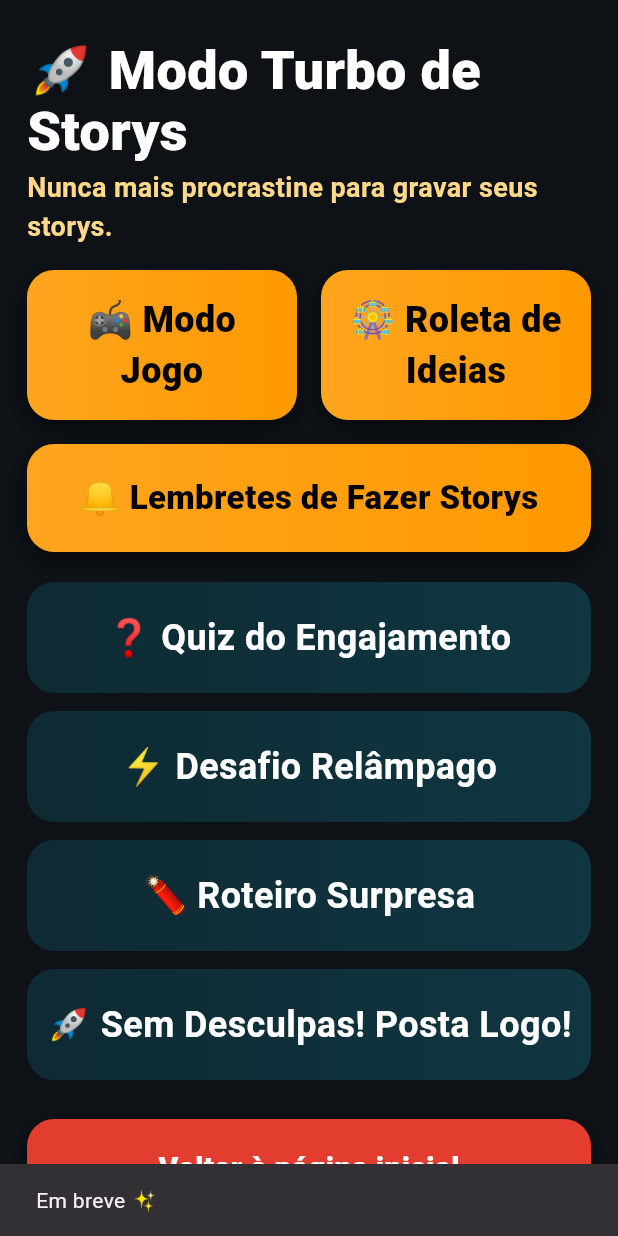
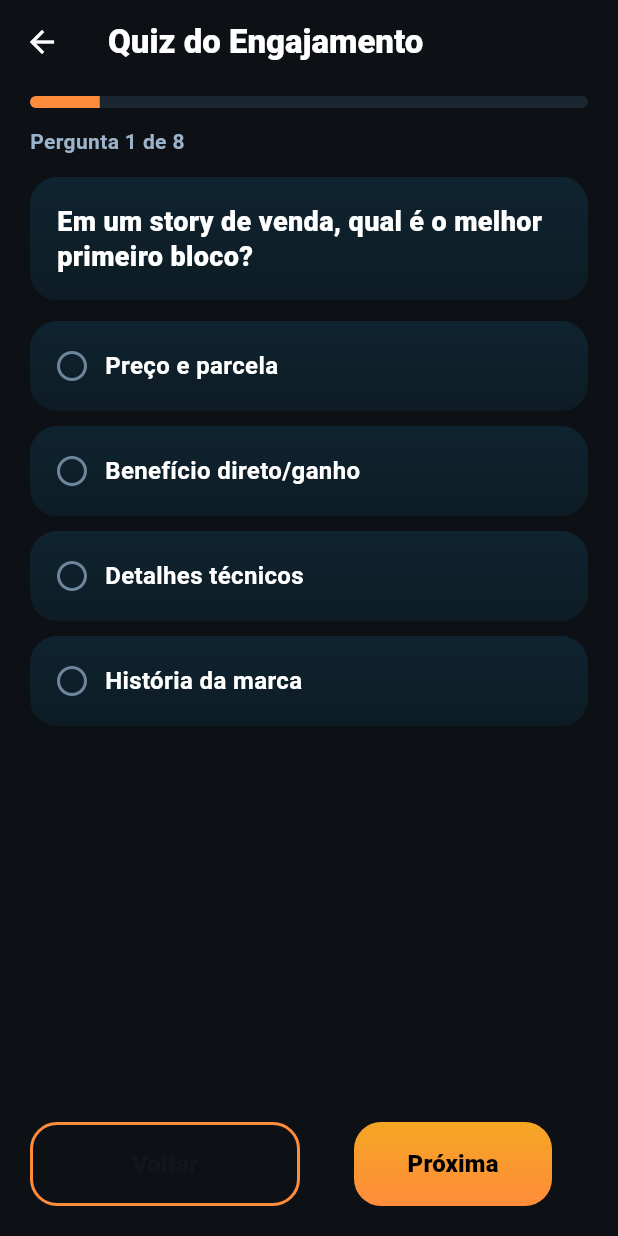
Before and after one commit to rx4digital/story_app_ios, a Flutter app: the ModoStoryFullPage screen opened directly, after a tap on "❓ Quiz do Engajamento", on a phone screen of 412 x 824 dp. Run offline on Flutter 3.47's test engine with Material 3 defaults, Android fonts, the light colour scheme and no system bars; our stand-ins replace audioplayers, google_generative_ai.

Commit message:
correção Piano + Quiz

```diff
--- /dev/null
+++ b/lib/data/quiz_engajamento_questions.dart
@@ -0,0 +1,96 @@
+// lib/data/quiz_engajamento_questions.dart
+
+class QuizQuestion {
+  final String text;
+  final List<String> options;
+  final int correctIndex;
+
+  const QuizQuestion({
+    required this.text,
+    required this.options,
+    required this.correctIndex,
+  });
+}
+
+const List<QuizQuestion> quizEngajamentoQuestions = [
+  QuizQuestion(
+    text: 'Qual formato costuma performar melhor para ensinar algo?',
+    options: [
+      'Passo a passo visual (1-2-3) + exemplos',
+      'Texto corrido sem exemplos',
+      'Somente áudio',
+      'Apenas um print sem contexto',
+    ],
+    correctIndex: 0,
+  ),
+  QuizQuestion(
+    text: 'Em um story de venda, qual é o melhor primeiro bloco?',
+    options: [
+      'Preço e parcela',
+      'Benefício direto/ganho',
+      'Detalhes técnicos',
+      'História da marca',
+    ],
+    correctIndex: 1,
+  ),
+  QuizQuestion(
+    text: 'Para aumentar retenção, o que ajuda mais?',
+    options: [
+      'Textão com muitos parágrafos',
+      'Música aleatória alta',
+      'Gancho forte nos 3 primeiros segundos',
+      'Muitos filtros diferentes',
+    ],
+    correctIndex: 2,
+  ),
+  QuizQuestion(
+    text: 'O CTA mais claro geralmente é…',
+    options: [
+      'Verde claro com verbo no imperativo',
+      'Texto escondido no canto',
+      'Apenas um emoji 👀',
+      'Link sem contexto',
+    ],
+    correctIndex: 0,
+  ),
+  QuizQuestion(
+    text: 'Para gerar prova social rápida nos stories:',
+    options: [
+      'Print de feedbacks + números',
+      'Explicar todo o produto',
+      'Usar apenas fotos bonitas',
+      'Nunca mostrar resultados',
+    ],
+    correctIndex: 0,
+  ),
+  QuizQuestion(
+    text: 'Frequência ideal para teste A/B nos stories:',
+    options: [
+      '1-2 vezes por semana',
+      '1 vez por ano',
+      'Todo story precisa A/B',
+      'Nunca testar',
+    ],
+    correctIndex: 0,
+  ),
+  QuizQuestion(
+    text: 'Um bom “gancho” tem…',
+    options: [
+      'Conflito/curiosidade específicos',
+      'Frases genéricas',
+      'Só emojis',
+      'Textão de 10 linhas',
+    ],
+    correctIndex: 0,
+  ),
+  QuizQuestion(
+    text: 'Para ensinar em 3 passos, a ordem é:',
+    options: [
+      'Problema → Processo → Prova/Resultado',
+      'Resultado → Problema → Processo',
+      'Processo → Resultado → Qualquer coisa',
+      'Qualquer ordem',
+    ],
+    correctIndex: 0,
+  ),
+];
--- a/lib/dica_musical_page.dart
+++ b/lib/dica_musical_page.dart
@@ -41,13 +41,13 @@ class _DicaMusicalPageState extends State<DicaMusicalPage> {
   // Exemplo esperado:
   // assets/audio/piano/c.mp3, d.mp3, e.mp3, ...
   final Map<String, String> _noteToAsset = const {
-    'C': 'audio/piano/c.mp3',
-    'D': 'audio/piano/d.mp3',
-    'E': 'audio/piano/e.mp3',
-    'F': 'audio/piano/f.mp3',
-    'G': 'audio/piano/g.mp3',
-    'A': 'audio/piano/a.mp3',
-    'B': 'audio/piano/b.mp3',
+    'C': 'audio/piano/C.mp3',
+    'D': 'audio/piano/D.mp3',
+    'E': 'audio/piano/E.mp3',
+    'F': 'audio/piano/F.mp3',
+    'G': 'audio/piano/G.mp3',
+    'A': 'audio/piano/A3.mp3',
+    'B': 'audio/piano/B3.mp3',
     'Chigh': 'audio/piano/chigh.mp3',
     // sustenidos
     'Csus': 'audio/piano/CSus.mp3',
--- a/lib/modo_story_full_page.dart
+++ b/lib/modo_story_full_page.dart
@@ -5,11 +5,12 @@ import 'package:flutter/material.dart';
 // Telas
 import 'dica_musical_page.dart';
 import 'roleta_storys_page.dart';
+import 'quiz_engajamento_page.dart'; // <--- ADICIONADO AQUI
 
 // Dicas (cada arquivo exporta uma lista específica)
-import 'data/tips/story_full/desafio_relampago_tips.dart' as d33; // d33.desafio3x3Tips
-import 'data/tips/story_full/roteiro_surpresa_tips.dart' as rad; // rad.roteiroAutodestruiTips
-import 'data/tips/story_full/story_sem_desculpa_tips.dart' as ssd; // ssd.storySemDesculpaTips
+import 'data/tips/story_full/desafio_relampago_tips.dart' as d33;
+import 'data/tips/story_full/roteiro_surpresa_tips.dart' as rad;
+import 'data/tips/story_full/story_sem_desculpa_tips.dart' as ssd;
 
 class ModoStoryFullPage extends StatelessWidget {
   const ModoStoryFullPage({super.key});
@@ -21,7 +22,7 @@ class ModoStoryFullPage extends StatelessWidget {
   static const _blueB = Color(0xFF103641);
   static const _red = Color(0xFFE23D2E);
 
-  // ---------- POPUP REUTILIZÁVEL PARA AS DICAS ----------
+  // ---------- POPUP ----------
   Future<void> _showTipsPopup(
       BuildContext context, {
         required String titulo,
@@ -29,7 +30,6 @@ class ModoStoryFullPage extends StatelessWidget {
       }) async {
     if (itens.isEmpty) return;
 
-    // embaralha um pouco pra não ficar sempre igual
     final random = Random();
     final shuffled = List<String>.from(itens)..shuffle(random);
     int index = 0;
@@ -38,8 +38,7 @@ class ModoStoryFullPage extends StatelessWidget {
       context: context,
       barrierDismissible: true,
       builder: (ctx) {
-        return StatefulBuilder(
-          builder: (ctx, setState) {
+        return StatefulBuilder(builder: (ctx, setState) {
           return Dialog(
             backgroundColor: const Color(0xFF141A21),
             insetPadding:
@@ -52,14 +51,10 @@ class ModoStoryFullPage extends StatelessWidget {
               child: Column(
                 mainAxisSize: MainAxisSize.min,
                 children: [
-                    // Cabeçalho
                   Row(
                     children: [
-                        const Icon(
-                          Icons.lightbulb,
-                          color: Colors.amber,
-                          size: 22,
-                        ),
+                      const Icon(Icons.lightbulb,
+                          color: Colors.amber, size: 22),
                       const SizedBox(width: 8),
                       Expanded(
                         child: Text(
@@ -74,15 +69,12 @@ class ModoStoryFullPage extends StatelessWidget {
                       IconButton(
                         splashRadius: 20,
                         onPressed: () => Navigator.pop(ctx),
-                          icon: const Icon(
-                            Icons.close_rounded,
-                            color: Colors.white70,
-                          ),
+                        icon: const Icon(Icons.close_rounded,
+                            color: Colors.white70),
                       ),
                     ],
                   ),
                   const SizedBox(height: 6),
-
                   Align(
                     alignment: Alignment.centerLeft,
                     child: Text(
@@ -94,10 +86,7 @@ class ModoStoryFullPage extends StatelessWidget {
                       ),
                     ),
                   ),
-
                   const SizedBox(height: 16),
-
-                    // Navegação
                   Row(
                     children: [
                       Expanded(
@@ -107,9 +96,7 @@ class ModoStoryFullPage extends StatelessWidget {
                               color: Colors.white.withOpacity(.2),
                             ),
                             foregroundColor: Colors.white,
-                              padding: const EdgeInsets.symmetric(
-                                vertical: 12,
-                              ),
+                            padding: const EdgeInsets.symmetric(vertical: 12),
                             shape: RoundedRectangleBorder(
                               borderRadius: BorderRadius.circular(12),
                             ),
@@ -143,27 +130,17 @@ class ModoStoryFullPage extends StatelessWidget {
                           child: Text(
                               index < shuffled.length - 1
                                   ? 'Próxima'
-                                  : 'Fechar',
-                            ),
+                                  : 'Fechar'),
                         ),
                       ),
                     ],
                   ),
-                    const SizedBox(height: 4),
                 ],
               ),
             ),
           );
+        });
       },
-        );
-      },
-    );
-  }
-  // ------------------------------------------------------
-
-  void _comingSoon(BuildContext context) {
-    ScaffoldMessenger.of(context).showSnackBar(
-      const SnackBar(content: Text('Em breve ✨')),
     );
   }
 
@@ -199,10 +176,8 @@ class ModoStoryFullPage extends StatelessWidget {
               ),
             ),
 
-            // ===== duas pílulas laranja =====
             Row(
               children: [
-                // Piano / Modo Jogo
                 Expanded(
                   child: InkWell(
                     borderRadius: BorderRadius.circular(18),
@@ -210,16 +185,13 @@ class ModoStoryFullPage extends StatelessWidget {
                       Navigator.push(
                         context,
                         MaterialPageRoute(
-                          builder: (_) => const DicaMusicalPage(),
-                        ),
+                            builder: (_) => const DicaMusicalPage()),
                       );
                     },
                     child: _pillOrange(text: '🎮 Modo Jogo'),
                   ),
                 ),
                 const SizedBox(width: 16),
-
-                // Roleta dos Storys
                 Expanded(
                   child: InkWell(
                     borderRadius: BorderRadius.circular(18),
@@ -227,8 +199,7 @@ class ModoStoryFullPage extends StatelessWidget {
                       Navigator.push(
                         context,
                         MaterialPageRoute(
-                          builder: (_) => const RoletaStorysPage(),
-                        ),
+                            builder: (_) => const RoletaStorysPage()),
                       );
                     },
                     child: _pillOrange(text: '🎡 Roleta de Ideias'),
@@ -238,23 +209,19 @@ class ModoStoryFullPage extends StatelessWidget {
             ),
             const SizedBox(height: 16),
 
-            // Lembretes (ainda em breve)
             InkWell(
               borderRadius: BorderRadius.circular(18),
-              onTap: () => _comingSoon(context),
-              child: _wideOrange(text: '🔔 Lembretes de Fazer Storys'),
-            ),
-            const SizedBox(height: 20),
-
-            // Quiz (em breve)
-            InkWell(
-              borderRadius: BorderRadius.circular(18),
-              onTap: () => _comingSoon(context),
+              onTap: () {
+                Navigator.push(
+                  context,
+                  MaterialPageRoute(
+                      builder: (_) => const QuizEngajamentoPage()),
+                );
+              },
               child: _darkButton(text: '❓ Quiz do Engajamento'),
             ),
             const SizedBox(height: 12),
 
-            // ⚡ Desafio Relâmpago – POPUP
             InkWell(
               borderRadius: BorderRadius.circular(18),
               onTap: () => _showTipsPopup(
@@ -266,7 +233,6 @@ class ModoStoryFullPage extends StatelessWidget {
             ),
             const SizedBox(height: 12),
 
-            // 🧨 Roteiro Surpresa – POPUP
             InkWell(
               borderRadius: BorderRadius.circular(18),
               onTap: () => _showTipsPopup(
@@ -278,7 +244,6 @@ class ModoStoryFullPage extends StatelessWidget {
             ),
             const SizedBox(height: 12),
 
-            // 🚀 Sem Desculpas! Posta Logo! – POPUP
             InkWell(
               borderRadius: BorderRadius.circular(18),
               onTap: () => _showTipsPopup(
@@ -290,7 +255,6 @@ class ModoStoryFullPage extends StatelessWidget {
             ),
             const SizedBox(height: 26),
 
-            // Voltar
             InkWell(
               onTap: () => Navigator.pop(context),
               borderRadius: BorderRadius.circular(18),
@@ -324,8 +288,6 @@ class ModoStoryFullPage extends StatelessWidget {
     );
   }
 
-  // ==== componentes visuais ====
-
   static Widget _pillOrange({required String text}) {
     return Container(
       height: 100,
@@ -354,33 +316,6 @@ class ModoStoryFullPage extends StatelessWidget {
     );
   }
 
-  static Widget _wideOrange({required String text}) {
-    return Container(
-      height: 72,
-      decoration: BoxDecoration(
-        gradient: const LinearGradient(colors: [_orangeA, _orangeB]),
-        borderRadius: BorderRadius.circular(18),
-        boxShadow: const [
-          BoxShadow(
-            color: Colors.black54,
-            blurRadius: 12,
-            offset: Offset(0, 6),
-          ),
-        ],
-      ),
-      alignment: Alignment.center,
-      child: Text(
-        text,
-        textAlign: TextAlign.center,
-        style: const TextStyle(
-          color: Colors.black,
-          fontSize: 22,
-          fontWeight: FontWeight.w800,
-        ),
-      ),
-    );
-  }
-
   static Widget _darkButton({required String text}) {
     return Container(
       height: 74,
--- /dev/null
+++ b/lib/quiz_engajamento_page.dart
@@ -0,0 +1,324 @@
+// lib/quiz_engajamento_page.dart
+import 'package:flutter/material.dart';
+import 'data/quiz_engajamento_questions.dart';
+
+class QuizEngajamentoPage extends StatefulWidget {
+  const QuizEngajamentoPage({super.key});
+
+  @override
+  State<QuizEngajamentoPage> createState() => _QuizEngajamentoPageState();
+}
+
+class _QuizEngajamentoPageState extends State<QuizEngajamentoPage> {
+  late final List<QuizQuestion> _questions;
+  int _current = 0;
+  final Map<int, int> _answers = {}; // qIndex -> optionIndex
+
+  // ---------- estilos ----------
+  BoxDecoration get _darkGrad => const BoxDecoration(
+    gradient: LinearGradient(
+      colors: [Color(0xFF0F2330), Color(0xFF0D1C24)],
+      begin: Alignment.topCenter,
+      end: Alignment.bottomCenter,
+    ),
+    borderRadius: BorderRadius.all(Radius.circular(18)),
+  );
+
+  BoxDecoration get _orangeGrad => const BoxDecoration(
+    gradient: LinearGradient(
+      colors: [Color(0xFFF5A623), Color(0xFFFF8C3B)],
+      begin: Alignment.topCenter,
+      end: Alignment.bottomCenter,
+    ),
+    borderRadius: BorderRadius.all(Radius.circular(18)),
+  );
+
+  @override
+  void initState() {
+    super.initState();
+    // copia a lista e embaralha para variar a ordem a cada abertura
+    _questions = List<QuizQuestion>.from(quizEngajamentoQuestions)..shuffle();
+  }
+
+  @override
+  Widget build(BuildContext context) {
+    if (_questions.isEmpty) {
+      return const Scaffold(
+        backgroundColor: Color(0xFF0D1116),
+        body: Center(
+          child: Text(
+            'Sem perguntas cadastradas no momento 😅',
+            style: TextStyle(color: Colors.white),
+          ),
+        ),
+      );
+    }
+
+    final q = _questions[_current];
+
+    return Scaffold(
+      backgroundColor: const Color(0xFF0D1116),
+      appBar: AppBar(
+        backgroundColor: const Color(0xFF0D1116),
+        elevation: 0,
+        foregroundColor: Colors.white,
+        title: const Text(
+          'Quiz do Engajamento',
+          style: TextStyle(fontWeight: FontWeight.w800),
+        ),
+      ),
+      body: SafeArea(
+        child: Padding(
+          padding: const EdgeInsets.fromLTRB(20, 8, 20, 20),
+          child: Column(
+            children: [
+              // progresso
+              ClipRRect(
+                borderRadius: BorderRadius.circular(8),
+                child: LinearProgressIndicator(
+                  minHeight: 8,
+                  value: (_current + 1) / _questions.length,
+                  backgroundColor: const Color(0xFF1A2630),
+                  valueColor:
+                  const AlwaysStoppedAnimation(Color(0xFFFF8C3B)),
+                ),
+              ),
+              const SizedBox(height: 12),
+
+              Align(
+                alignment: Alignment.centerLeft,
+                child: Text(
+                  'Pergunta ${_current + 1} de ${_questions.length}',
+                  style: const TextStyle(
+                    color: Color(0xFF9CB3C9),
+                    fontWeight: FontWeight.w700,
+                  ),
+                ),
+              ),
+              const SizedBox(height: 14),
+
+              // enunciado
+              Container(
+                width: double.infinity,
+                padding: const EdgeInsets.all(18),
+                decoration: _darkGrad,
+                child: Text(
+                  q.text,
+                  style: const TextStyle(
+                    color: Colors.white,
+                    fontSize: 18,
+                    fontWeight: FontWeight.w800,
+                    height: 1.3,
+                  ),
+                ),
+              ),
+              const SizedBox(height: 14),
+
+              // opções
+              Expanded(
+                child: ListView.separated(
+                  itemCount: q.options.length,
+                  separatorBuilder: (_, __) => const SizedBox(height: 10),
+                  itemBuilder: (context, i) {
+                    final selected = _answers[_current] == i;
+                    return InkWell(
+                      onTap: () => setState(() => _answers[_current] = i),
+                      borderRadius: BorderRadius.circular(16),
+                      child: Container(
+                        padding: const EdgeInsets.symmetric(
+                          horizontal: 14,
+                          vertical: 16,
+                        ),
+                        decoration: _darkGrad.copyWith(
+                          border: Border.all(
+                            color: selected
+                                ? const Color(0xFFFF8C3B)
+                                : Colors.transparent,
+                            width: 2,
+                          ),
+                        ),
+                        child: Row(
+                          children: [
+                            Icon(
+                              selected
+                                  ? Icons.radio_button_checked
+                                  : Icons.radio_button_off,
+                              color: selected
+                                  ? const Color(0xFFFF8C3B)
+                                  : const Color(0xFF6E869C),
+                            ),
+                            const SizedBox(width: 10),
+                            Expanded(
+                              child: Text(
+                                q.options[i],
+                                style: const TextStyle(
+                                  color: Colors.white,
+                                  fontSize: 16,
+                                  fontWeight: FontWeight.w700,
+                                ),
+                              ),
+                            ),
+                          ],
+                        ),
+                      ),
+                    );
+                  },
+                ),
+              ),
+
+              // ações
+              Row(
+                children: [
+                  Expanded(
+                    child: SizedBox(
+                      height: 56,
+                      child: OutlinedButton(
+                        style: OutlinedButton.styleFrom(
+                          side: const BorderSide(
+                            color: Color(0xFFFF8C3B),
+                            width: 2,
+                          ),
+                          shape: RoundedRectangleBorder(
+                            borderRadius: BorderRadius.circular(18),
+                          ),
+                          foregroundColor: Colors.white,
+                        ),
+                        onPressed: _current == 0
+                            ? null
+                            : () => setState(() => _current--),
+                        child: const Text(
+                          'Voltar',
+                          style: TextStyle(
+                            fontWeight: FontWeight.w900,
+                            fontSize: 16,
+                          ),
+                        ),
+                      ),
+                    ),
+                  ),
+                  const SizedBox(width: 12),
+                  Expanded(
+                    child: SizedBox(
+                      height: 56,
+                      child: ElevatedButton(
+                        style: ElevatedButton.styleFrom(
+                          backgroundColor: Colors.transparent,
+                          shadowColor: Colors.transparent,
+                          shape: RoundedRectangleBorder(
+                            borderRadius: BorderRadius.circular(18),
+                          ),
+                        ).copyWith(
+                          backgroundColor: MaterialStateProperty.all<Color>(
+                            Colors.transparent,
+                          ),
+                        ),
+                        onPressed: () {
+                          if (_current < _questions.length - 1) {
+                            setState(() => _current++);
+                          } else {
+                            _finish();
+                          }
+                        },
+                        child: Ink(
+                          decoration: _orangeGrad,
+                          child: const Center(
+                            child: Text(
+                              'Próxima',
+                              style: TextStyle(
+                                color: Colors.black,
+                                fontWeight: FontWeight.w900,
+                                fontSize: 16,
+                              ),
+                            ),
+                          ),
+                        ),
+                      ),
+                    ),
+                  ),
+                ],
+              ),
+            ],
+          ),
+        ),
+      ),
+    );
+  }
+
+  void _finish() {
+    int score = 0;
+    for (int i = 0; i < _questions.length; i++) {
+      final ans = _answers[i];
+      if (ans != null && ans == _questions[i].correctIndex) {
+        score++;
+      }
+    }
+    showDialog(
+      context: context,
+      builder: (_) =>
+          _ResultDialog(score: score, total: _questions.length),
+    );
+  }
+}
+
+class _ResultDialog extends StatelessWidget {
+  final int score;
+  final int total;
+  const _ResultDialog({required this.score, required this.total});
+
+  @override
+  Widget build(BuildContext context) {
+    return Dialog(
+      backgroundColor: const Color(0xFF131A21),
+      insetPadding: const EdgeInsets.symmetric(horizontal: 20),
+      shape: RoundedRectangleBorder(borderRadius: BorderRadius.circular(22)),
+      child: Padding(
+        padding: const EdgeInsets.fromLTRB(20, 16, 20, 20),
+        child: Column(
+          mainAxisSize: MainAxisSize.min,
+          children: [
+            const Text(
+              'Resultado',
+              style: TextStyle(
+                color: Colors.white,
+                fontWeight: FontWeight.w900,
+                fontSize: 20,
+              ),
+            ),
+            const SizedBox(height: 12),
+            Text(
+              'Você acertou $score de $total.',
+              textAlign: TextAlign.center,
+              style: const TextStyle(
+                color: Color(0xFFCFD9E3),
+                fontSize: 16,
+                height: 1.3,
+              ),
+            ),
+            const SizedBox(height: 16),
+            SizedBox(
+              height: 52,
+              width: double.infinity,
+              child: ElevatedButton(
+                style: ElevatedButton.styleFrom(
+                  backgroundColor: const Color(0xFFE53935),
+                  shape: RoundedRectangleBorder(
+                    borderRadius: BorderRadius.circular(16),
+                  ),
+                ),
+                onPressed: () => Navigator.pop(context),
+                child: const Text(
+                  'Fechar',
+                  style: TextStyle(
+                    color: Colors.white,
+                    fontWeight: FontWeight.w900,
+                    fontSize: 16,
+                  ),
+                ),
+              ),
+            ),
+          ],
+        ),
+      ),
+    );
+  }
+}
--- a/pubspec.yaml
+++ b/pubspec.yaml
@@ -2,7 +2,7 @@ name: story_app
 description: App de teste para rodar no iOS usando Codemagic
 publish_to: "none"
 
-version: 1.2.79+25
+version: 1.2.80+26
 
 environment:
   sdk: ">=3.4.0 <4.0.0"
```
Lines whose indentation alone changed are shown as unchanged.
